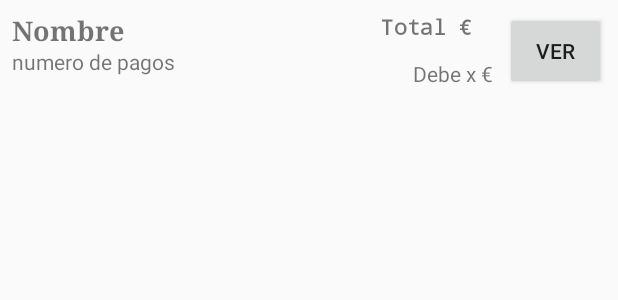
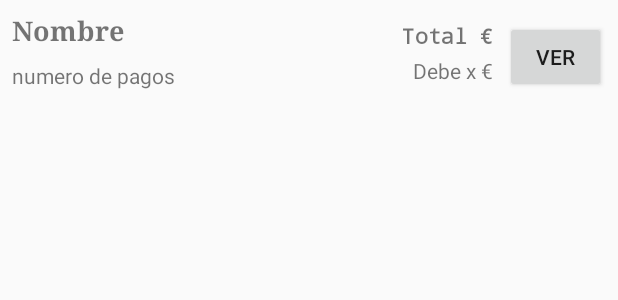
Before and after one commit to lusowashere/CompartirCuentas, an Android app: the layout item_personas_cuenta.xml on its own in the app's theme, with its tools: preview values and no code run, on a phone screen of 412 x 824 dp. Shown: the top 300 px of the screen. Run offline under Robolectric (Android 15) with nearby library versions, the phone set to English and light mode, and no system bars.

Commit message:
corregida vista personas

```diff
--- a/app/src/main/java/com/example/lusog/compartircuentas/AdaptadorPersonas.java
+++ b/app/src/main/java/com/example/lusog/compartircuentas/AdaptadorPersonas.java
@@ -30,7 +30,7 @@ public class AdaptadorPersonas extends RecyclerView.Adapter<AdaptadorPersonas.Vi
     @NonNull
     @Override
     public ViewHolderPersonas onCreateViewHolder(@NonNull ViewGroup parent, int viewType) {
-        View view=LayoutInflater.from(parent.getContext()).inflate(R.layout.item_personas_cuenta,null);
+        View view=LayoutInflater.from(parent.getContext()).inflate(R.layout.item_personas_cuenta,parent,false);
         return new ViewHolderPersonas(view);
     }
 
--- a/app/src/main/java/com/example/lusog/compartircuentas/Cuenta.java
+++ b/app/src/main/java/com/example/lusog/compartircuentas/Cuenta.java
@@ -12,10 +12,11 @@ import com.google.firebase.database.DatabaseReference;
 import com.google.firebase.database.FirebaseDatabase;
 import com.google.firebase.database.ValueEventListener;
 
+import java.io.Serializable;
 import java.util.ArrayList;
 import java.util.Calendar;
 
-class Cuenta {
+class Cuenta implements Serializable {
     //private ArrayList<String> listaNombres;
 
     public ArrayList<Persona> listaNombres;
--- a/app/src/main/java/com/example/lusog/compartircuentas/pant_principal_cuenta.java
+++ b/app/src/main/java/com/example/lusog/compartircuentas/pant_principal_cuenta.java
@@ -78,10 +78,14 @@ public class pant_principal_cuenta extends AppCompatActivity {
 
         intento.putExtra("numeroCuenta",cuentaActual.id);
         intento.putExtra("sonMovimientosPersona",false);
+
+
         intento.putExtra("nombrePersona",cuentaActual.titulo);
         intento.putExtra("nMovimientos",cuentaActual.movimientosCuenta.size());
         intento.putExtra("totalPagado",cuentaActual.getImporteTotal());
 
+
+        //intento.putExtra("cuenta",cuentaActual);
 
         startActivity(intento);
 
--- a/app/src/main/java/com/example/lusog/compartircuentas/pant_ver_movimientos.java
+++ b/app/src/main/java/com/example/lusog/compartircuentas/pant_ver_movimientos.java
@@ -53,7 +53,7 @@ public class pant_ver_movimientos extends AppCompatActivity {
         recyclerMovimientos=findViewById(R.id.reciclerViewMovimientos);
 
         recyclerMovimientos.setLayoutManager(new  LinearLayoutManager(this));
-        AdaptadorMovimientos adapter=new AdaptadorMovimientos(  listaMovimientos);
+        AdaptadorMovimientos adapter=new AdaptadorMovimientos(  listaMovimientos,numeroCuenta);
         recyclerMovimientos.setAdapter(adapter);
 
         textoTitulo.setText(nombrePersona_o_cuenta);
--- a/app/src/main/res/layout/activity_pant_principal_cuenta.xml
+++ b/app/src/main/res/layout/activity_pant_principal_cuenta.xml
@@ -54,8 +54,12 @@
     <android.support.v7.widget.RecyclerView
         android:id="@+id/recyclerViewNombres"
         android:layout_width="0dp"
-        android:layout_height="349dp"
+        android:layout_height="0dp"
+        android:layout_marginStart="8dp"
+        android:layout_marginLeft="8dp"
         android:layout_marginTop="8dp"
+        android:layout_marginEnd="8dp"
+        android:layout_marginRight="8dp"
         android:layout_marginBottom="8dp"
         app:layout_constraintBottom_toTopOf="@+id/buttVerMovimientos"
         app:layout_constraintEnd_toEndOf="parent"
--- a/app/src/main/res/layout/item_personas_cuenta.xml
+++ b/app/src/main/res/layout/item_personas_cuenta.xml
@@ -3,13 +3,13 @@
     xmlns:app="http://schemas.android.com/apk/res-auto"
     xmlns:tools="http://schemas.android.com/tools"
     android:layout_width="match_parent"
-    android:layout_height="match_parent"
+    android:layout_height="wrap_content"
     tools:layout_editor_absoluteY="81dp">
 
     <TextView
         android:id="@+id/labelNombrePersona"
-        android:layout_width="152dp"
-        android:layout_height="23dp"
+        android:layout_width="wrap_content"
+        android:layout_height="wrap_content"
         android:layout_marginStart="8dp"
         android:layout_marginLeft="8dp"
         android:layout_marginTop="8dp"
@@ -22,63 +22,54 @@
 
     <TextView
         android:id="@+id/labelNumeroPagos"
-        android:layout_width="118dp"
-        android:layout_height="22dp"
+        android:layout_width="wrap_content"
+        android:layout_height="wrap_content"
         android:layout_marginStart="8dp"
         android:layout_marginLeft="8dp"
+        android:layout_marginTop="8dp"
+        android:layout_marginBottom="16dp"
         android:text="numero de pagos"
+        app:layout_constraintBottom_toBottomOf="parent"
         app:layout_constraintStart_toStartOf="parent"
         app:layout_constraintTop_toBottomOf="@+id/labelNombrePersona" />
 
     <Button
         android:id="@+id/buttonVerPersona"
         android:layout_width="67dp"
-        android:layout_height="52dp"
+        android:layout_height="wrap_content"
         android:layout_marginTop="8dp"
         android:layout_marginEnd="8dp"
         android:layout_marginRight="8dp"
+        android:layout_marginBottom="8dp"
         android:text="VER"
+        app:layout_constraintBottom_toBottomOf="parent"
         app:layout_constraintEnd_toEndOf="parent"
         app:layout_constraintTop_toTopOf="parent" />
 
     <TextView
         android:id="@+id/labelTotalPagado"
-        android:layout_width="134dp"
-        android:layout_height="21dp"
-        android:layout_marginStart="8dp"
-        android:layout_marginLeft="8dp"
-        android:layout_marginTop="8dp"
-        android:layout_marginEnd="10dp"
-        android:layout_marginRight="10dp"
+        android:layout_width="wrap_content"
+        android:layout_height="wrap_content"
+        android:layout_marginTop="14dp"
+        android:layout_marginEnd="8dp"
+        android:layout_marginRight="8dp"
         android:gravity="right"
         android:text="Total €"
         android:textStyle="bold"
         app:fontFamily="monospace"
         app:layout_constraintEnd_toStartOf="@+id/buttonVerPersona"
-        app:layout_constraintStart_toEndOf="@+id/labelNombrePersona"
         app:layout_constraintTop_toTopOf="parent" />
 
     <TextView
         android:id="@+id/labelDeuda"
-        android:layout_width="151dp"
-        android:layout_height="18dp"
-        android:layout_marginStart="8dp"
-        android:layout_marginLeft="8dp"
-        android:layout_marginTop="10dp"
+        android:layout_width="wrap_content"
+        android:layout_height="wrap_content"
+        android:layout_marginTop="4dp"
         android:layout_marginEnd="8dp"
         android:layout_marginRight="8dp"
         android:gravity="right"
         android:text="Debe x €"
         app:layout_constraintEnd_toStartOf="@+id/buttonVerPersona"
-        app:layout_constraintHorizontal_bias="1.0"
-        app:layout_constraintStart_toEndOf="@+id/labelNombrePersona"
         app:layout_constraintTop_toBottomOf="@+id/labelTotalPagado" />
 
-    <android.support.constraint.Guideline
-        android:id="@+id/guideline"
-        android:layout_width="wrap_content"
-        android:layout_height="wrap_content"
-        android:orientation="horizontal"
-        android:visibility="visible"
-        app:layout_constraintGuide_begin="82dp" />
 </android.support.constraint.ConstraintLayout>
```
Also changed, not shown: app/src/main/java/com/example/lusog/compartircuentas/AdaptadorMovimientos.java (+34 -3 lines), app/src/main/res/layout/item_movimiento.xml (+28 -43 lines).
